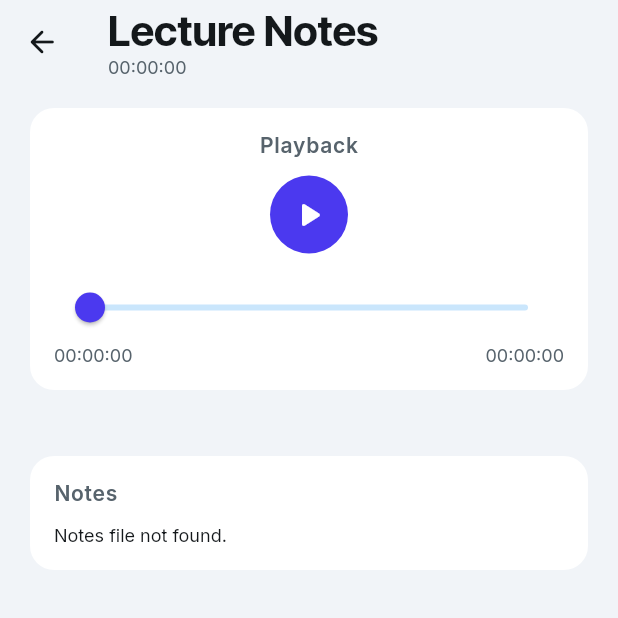
After one commit to madoldavid/Lectra, a Flutter app: the NotesDetailPageWidget screen opened by its route, after a tap on the "play arrow" icon, on a phone screen of 412 x 824 dp, the top half of it. The commit adds this screen. Run offline on Flutter 3.47's test engine with Material 3 defaults, Android fonts, the phone set to English and light mode, and no system bars; our stand-ins replace app_links, auto_size_text, cached_network_image, flutter_animate, font_awesome_flutter, from_css_color and 9 more; missing offline and left inert: json_path, record; accounts and stored records are empty; network calls fail; statements that could not run were skipped.

Commit message:
Add notes detail view with audio playback

```diff
--- a/lib/flutter_flow/nav/nav.dart
+++ b/lib/flutter_flow/nav/nav.dart
@@ -109,6 +109,18 @@ GoRouter createRouter(AppStateNotifier appStateNotifier) => GoRouter(
           name: NotesPageWidget.routeName,
           path: NotesPageWidget.routePath,
           builder: (context, params) => NotesPageWidget(),
+        ),
+        FFRoute(
+          name: NotesDetailPageWidget.routeName,
+          path: NotesDetailPageWidget.routePath,
+          builder: (context, params) => NotesDetailPageWidget(
+            audioPath: params.getParam('audioPath', ParamType.String, false),
+            notesPath: params.getParam('notesPath', ParamType.String, false),
+            title: params.getParam('title', ParamType.String, false),
+            createdAt: params.getParam('createdAt', ParamType.DateTime, false),
+            durationSeconds:
+                params.getParam('durationSeconds', ParamType.int, false),
+          ),
         ),
         FFRoute(
           name: NotificationPageWidget.routeName,
--- a/lib/index.dart
+++ b/lib/index.dart
@@ -3,5 +3,7 @@ export '/pages/home/home_widget.dart' show HomeWidget;
 export '/pages/setting_page/setting_page_widget.dart' show SettingPageWidget;
 export '/pages/sign_up_page/sign_up_page_widget.dart' show SignUpPageWidget;
 export '/notes_page/notes_page_widget.dart' show NotesPageWidget;
+export '/notes_detail_page/notes_detail_page_widget.dart'
+    show NotesDetailPageWidget;
 export '/notification_page/notification_page_widget.dart'
     show NotificationPageWidget;
--- /dev/null
+++ b/lib/notes_detail_page/notes_detail_page_model.dart
@@ -0,0 +1,11 @@
+import '/flutter_flow/flutter_flow_model.dart';
+import 'notes_detail_page_widget.dart' show NotesDetailPageWidget;
+import 'package:flutter/material.dart';
+
+class NotesDetailPageModel extends FlutterFlowModel<NotesDetailPageWidget> {
+  @override
+  void initState(BuildContext context) {}
+
+  @override
+  void dispose() {}
+}
--- /dev/null
+++ b/lib/notes_detail_page/notes_detail_page_widget.dart
@@ -0,0 +1,447 @@
+import '/flutter_flow/flutter_flow_icon_button.dart';
+import '/flutter_flow/flutter_flow_theme.dart';
+import '/flutter_flow/flutter_flow_util.dart';
+import 'dart:io';
+import '/index.dart';
+import 'package:flutter/material.dart';
+import 'package:google_fonts/google_fonts.dart';
+import 'package:just_audio/just_audio.dart';
+import 'package:provider/provider.dart';
+import 'notes_detail_page_model.dart';
+export 'notes_detail_page_model.dart';
+
+class NotesDetailPageWidget extends StatefulWidget {
+  const NotesDetailPageWidget({super.key, this.audioPath, this.notesPath, this.title, this.createdAt, this.durationSeconds});
+
+  static String routeName = 'NotesDetailPage';
+  static String routePath = '/notesDetailPage';
+
+  final String? audioPath;
+  final String? notesPath;
+  final String? title;
+  final DateTime? createdAt;
+  final int? durationSeconds;
+
+  @override
+  State<NotesDetailPageWidget> createState() => _NotesDetailPageWidgetState();
+}
+
+class _NotesDetailPageWidgetState extends State<NotesDetailPageWidget> {
+  late NotesDetailPageModel _model;
+
+  final scaffoldKey = GlobalKey<ScaffoldState>();
+  final AudioPlayer _player = AudioPlayer();
+  String _notesText = '';
+  bool _loadingNotes = true;
+  bool _loadingAudio = true;
+
+  @override
+  void initState() {
+    super.initState();
+    _model = createModel(context, () => NotesDetailPageModel());
+    _loadNotes();
+    _prepareAudio();
+  }
+
+  @override
+  void dispose() {
+    _player.dispose();
+    _model.dispose();
+
+    super.dispose();
+  }
+
+  Future<void> _loadNotes() async {
+    final path = widget.notesPath;
+    if (path == null || path.isEmpty) {
+      if (!mounted) {
+        return;
+      }
+      setState(() {
+        _notesText = 'Notes file not found.';
+        _loadingNotes = false;
+      });
+      return;
+    }
+
+    try {
+      final file = File(path);
+      final text = await file.readAsString();
+      if (!mounted) {
+        return;
+      }
+      setState(() {
+        _notesText = text;
+        _loadingNotes = false;
+      });
+    } catch (_) {
+      if (!mounted) {
+        return;
+      }
+      setState(() {
+        _notesText = 'Unable to load notes.';
+        _loadingNotes = false;
+      });
+    }
+  }
+
+  Future<void> _prepareAudio() async {
+    final path = widget.audioPath;
+    if (path == null || path.isEmpty) {
+      if (!mounted) {
+        return;
+      }
+      setState(() {
+        _loadingAudio = false;
+      });
+      return;
+    }
+    try {
+      await _player.setFilePath(path);
+    } catch (_) {}
+    if (!mounted) {
+      return;
+    }
+    setState(() {
+      _loadingAudio = false;
+    });
+  }
+
+  String _formatDuration(Duration duration) {
+    final minutes = duration.inMinutes.remainder(60).toString().padLeft(2, '0');
+    final seconds = duration.inSeconds.remainder(60).toString().padLeft(2, '0');
+    return '${duration.inHours.toString().padLeft(2, '0')}:$minutes:$seconds';
+  }
+
+  String _metaLine() {
+    final created = widget.createdAt;
+    final durationSeconds = widget.durationSeconds ?? 0;
+    final duration = Duration(seconds: durationSeconds);
+    if (created == null) {
+      return _formatDuration(duration);
+    }
+    return '${dateTimeFormat('relative', created)} • ${_formatDuration(duration)}';
+  }
+
+  @override
+  Widget build(BuildContext context) {
+    return GestureDetector(
+      onTap: () {
+        FocusScope.of(context).unfocus();
+        FocusManager.instance.primaryFocus?.unfocus();
+      },
+      child: Scaffold(
+        key: scaffoldKey,
+        backgroundColor: FlutterFlowTheme.of(context).primaryBackground,
+        appBar: AppBar(
+          backgroundColor: FlutterFlowTheme.of(context).primaryBackground,
+          automaticallyImplyLeading: false,
+          leading: FlutterFlowIconButton(
+            borderRadius: 20.0,
+            buttonSize: 40.0,
+            icon: Icon(
+              Icons.arrow_back_rounded,
+              color: FlutterFlowTheme.of(context).primaryText,
+              size: 24.0,
+            ),
+            onPressed: () async {
+              context.safePop();
+            },
+          ),
+          title: Column(
+            mainAxisSize: MainAxisSize.max,
+            crossAxisAlignment: CrossAxisAlignment.start,
+            children: [
+              Text(
+                widget.title ?? 'Lecture Notes',
+                style: FlutterFlowTheme.of(context).headlineMedium.override(
+                      font: GoogleFonts.interTight(
+                        fontWeight: FontWeight.bold,
+                        fontStyle: FlutterFlowTheme.of(context)
+                            .headlineMedium
+                            .fontStyle,
+                      ),
+                      letterSpacing: 0.0,
+                      fontWeight: FontWeight.bold,
+                      fontStyle:
+                          FlutterFlowTheme.of(context).headlineMedium.fontStyle,
+                    ),
+              ),
+              Text(
+                _metaLine(),
+                style: FlutterFlowTheme.of(context).bodySmall.override(
+                      font: GoogleFonts.inter(
+                        fontWeight:
+                            FlutterFlowTheme.of(context).bodySmall.fontWeight,
+                        fontStyle:
+                            FlutterFlowTheme.of(context).bodySmall.fontStyle,
+                      ),
+                      color: FlutterFlowTheme.of(context).secondaryText,
+                      letterSpacing: 0.0,
+                    ),
+              ),
+            ],
+          ),
+          centerTitle: false,
+          elevation: 0.0,
+        ),
+        body: SafeArea(
+          top: true,
+          child: SingleChildScrollView(
+            child: Padding(
+              padding: EdgeInsetsDirectional.fromSTEB(20.0, 16.0, 20.0, 24.0),
+              child: Column(
+                mainAxisSize: MainAxisSize.max,
+                crossAxisAlignment: CrossAxisAlignment.start,
+                children: [
+                  Container(
+                    width: double.infinity,
+                    decoration: BoxDecoration(
+                      color: FlutterFlowTheme.of(context).secondaryBackground,
+                      borderRadius: BorderRadius.circular(16.0),
+                    ),
+                    child: Padding(
+                      padding: EdgeInsets.all(16.0),
+                      child: Column(
+                        mainAxisSize: MainAxisSize.max,
+                        children: [
+                          Text(
+                            'Playback',
+                            style: FlutterFlowTheme.of(context)
+                                .labelMedium
+                                .override(
+                                  font: GoogleFonts.inter(
+                                    fontWeight: FontWeight.w600,
+                                    fontStyle: FlutterFlowTheme.of(context)
+                                        .labelMedium
+                                        .fontStyle,
+                                  ),
+                                  letterSpacing: 0.5,
+                                  fontWeight: FontWeight.w600,
+                                  fontStyle: FlutterFlowTheme.of(context)
+                                      .labelMedium
+                                      .fontStyle,
+                                ),
+                          ),
+                          SizedBox(height: 12.0),
+                          if (_loadingAudio)
+                            Text(
+                              'Preparing audio...',
+                              style: FlutterFlowTheme.of(context)
+                                  .bodySmall
+                                  .override(
+                                    font: GoogleFonts.inter(
+                                      fontWeight: FlutterFlowTheme.of(context)
+                                          .bodySmall
+                                          .fontWeight,
+                                      fontStyle: FlutterFlowTheme.of(context)
+                                          .bodySmall
+                                          .fontStyle,
+                                    ),
+                                    color: FlutterFlowTheme.of(context)
+                                        .secondaryText,
+                                  ),
+                            )
+                          else
+                            StreamBuilder<PlayerState>(
+                              stream: _player.playerStateStream,
+                              builder: (context, snapshot) {
+                                final isPlaying = snapshot.data?.playing ?? false;
+                                return Row(
+                                  mainAxisAlignment: MainAxisAlignment.center,
+                                  children: [
+                                    FlutterFlowIconButton(
+                                      borderRadius: 30.0,
+                                      buttonSize: 52.0,
+                                      fillColor:
+                                          FlutterFlowTheme.of(context).primary,
+                                      icon: Icon(
+                                        isPlaying
+                                            ? Icons.pause_rounded
+                                            : Icons.play_arrow_rounded,
+                                        color:
+                                            FlutterFlowTheme.of(context).info,
+                                        size: 28.0,
+                                      ),
+                                      onPressed: () async {
+                                        if (isPlaying) {
+                                          await _player.pause();
+                                        } else {
+                                          await _player.play();
+                                        }
+                                      },
+                                    ),
+                                  ],
+                                );
+                              },
+                            ),
+                          SizedBox(height: 12.0),
+                          StreamBuilder<Duration?>(
+                            stream: _player.durationStream,
+                            builder: (context, snapshot) {
+                              final duration = snapshot.data ?? Duration.zero;
+                              return StreamBuilder<Duration>(
+                                stream: _player.positionStream,
+                                builder: (context, positionSnapshot) {
+                                  final position =
+                                      positionSnapshot.data ?? Duration.zero;
+                                  final maxSeconds = duration.inSeconds == 0
+                                      ? 1
+                                      : duration.inSeconds;
+                                  final currentSeconds = position.inSeconds;
+                                  return Column(
+                                    children: [
+                                      Slider(
+                                        value: currentSeconds
+                                            .clamp(0, maxSeconds)
+                                            .toDouble(),
+                                        min: 0,
+                                        max: maxSeconds.toDouble(),
+                                        activeColor:
+                                            FlutterFlowTheme.of(context).primary,
+                                        onChanged: (value) async {
+                                          await _player.seek(
+                                            Duration(seconds: value.toInt()),
+                                          );
+                                        },
+                                      ),
+                                      Row(
+                                        mainAxisAlignment:
+                                            MainAxisAlignment.spaceBetween,
+                                        children: [
+                                          Text(
+                                            _formatDuration(position),
+                                            style: FlutterFlowTheme.of(context)
+                                                .bodySmall
+                                                .override(
+                                                  font: GoogleFonts.inter(
+                                                    fontWeight:
+                                                        FlutterFlowTheme.of(
+                                                                context)
+                                                            .bodySmall
+                                                            .fontWeight,
+                                                    fontStyle:
+                                                        FlutterFlowTheme.of(
+                                                                context)
+                                                            .bodySmall
+                                                            .fontStyle,
+                                                  ),
+                                                  color:
+                                                      FlutterFlowTheme.of(context)
+                                                          .secondaryText,
+                                                ),
+                                          ),
+                                          Text(
+                                            _formatDuration(duration),
+                                            style: FlutterFlowTheme.of(context)
+                                                .bodySmall
+                                                .override(
+                                                  font: GoogleFonts.inter(
+                                                    fontWeight:
+                                                        FlutterFlowTheme.of(
+                                                                context)
+                                                            .bodySmall
+                                                            .fontWeight,
+                                                    fontStyle:
+                                                        FlutterFlowTheme.of(
+                                                                context)
+                                                            .bodySmall
+                                                            .fontStyle,
+                                                  ),
+                                                  color:
+                                                      FlutterFlowTheme.of(context)
+                                                          .secondaryText,
+                                                ),
+                                          ),
+                                        ],
+                                      ),
+                                    ],
+                                  );
+                                },
+                              );
+                            },
+                          ),
+                        ],
+                      ),
+                    ),
+                  ),
+                  SizedBox(height: 20.0),
+                  Container(
+                    width: double.infinity,
+                    decoration: BoxDecoration(
+                      color: FlutterFlowTheme.of(context).secondaryBackground,
+                      borderRadius: BorderRadius.circular(16.0),
+                    ),
+                    child: Padding(
+                      padding: EdgeInsets.all(16.0),
+                      child: Column(
+                        crossAxisAlignment: CrossAxisAlignment.start,
+                        children: [
+                          Text(
+                            'Notes',
+                            style: FlutterFlowTheme.of(context)
+                                .labelMedium
+                                .override(
+                                  font: GoogleFonts.inter(
+                                    fontWeight: FontWeight.w600,
+                                    fontStyle: FlutterFlowTheme.of(context)
+                                        .labelMedium
+                                        .fontStyle,
+                                  ),
+                                  letterSpacing: 0.5,
+                                  fontWeight: FontWeight.w600,
+                                  fontStyle: FlutterFlowTheme.of(context)
+                                      .labelMedium
+                                      .fontStyle,
+                                ),
+                          ),
+                          SizedBox(height: 12.0),
+                          if (_loadingNotes)
+                            Text(
+                              'Loading notes...',
+                              style: FlutterFlowTheme.of(context)
+                                  .bodySmall
+                                  .override(
+                                    font: GoogleFonts.inter(
+                                      fontWeight: FlutterFlowTheme.of(context)
+                                          .bodySmall
+                                          .fontWeight,
+                                      fontStyle: FlutterFlowTheme.of(context)
+                                          .bodySmall
+                                          .fontStyle,
+                                    ),
+                                    color: FlutterFlowTheme.of(context)
+                                        .secondaryText,
+                                  ),
+                            )
+                          else
+                            Text(
+                              _notesText,
+                              style: FlutterFlowTheme.of(context)
+                                  .bodyMedium
+                                  .override(
+                                    font: GoogleFonts.inter(
+                                      fontWeight: FlutterFlowTheme.of(context)
+                                          .bodyMedium
+                                          .fontWeight,
+                                      fontStyle: FlutterFlowTheme.of(context)
+                                          .bodyMedium
+                                          .fontStyle,
+                                    ),
+                                    letterSpacing: 0.0,
+                                    height: 1.5,
+                                  ),
+                            ),
+                        ],
+                      ),
+                    ),
+                  ),
+                ].divide(SizedBox(height: 12.0)),
+              ),
+            ),
+          ),
+        ),
+      ),
+    );
+  }
+}
--- a/lib/notes_page/notes_page_widget.dart
+++ b/lib/notes_page/notes_page_widget.dart
@@ -63,9 +63,29 @@ class _NotesPageWidgetState extends State<NotesPageWidget> {
     return '${duration.inHours.toString().padLeft(2, '0')}:$minutes:$seconds';
   }
 
+  void _openRecording(RecordingEntry entry) {
+    context.pushNamed(
+      NotesDetailPageWidget.routeName,
+      queryParameters: {
+        'audioPath': serializeParam(entry.audioPath, ParamType.String),
+        'notesPath': serializeParam(entry.notesPath, ParamType.String),
+        'title': serializeParam(entry.title, ParamType.String),
+        'createdAt': serializeParam(entry.createdAt, ParamType.DateTime),
+        'durationSeconds':
+            serializeParam(entry.duration.inSeconds, ParamType.int),
+      }.withoutNulls,
+    );
+  }
+
   Widget _buildLectureCard(RecordingEntry entry) {
     return Padding(
       padding: EdgeInsets.all(16.0),
+      child: InkWell(
+        splashColor: Colors.transparent,
+        focusColor: Colors.transparent,
+        hoverColor: Colors.transparent,
+        highlightColor: Colors.transparent,
+        onTap: () => _openRecording(entry),
         child: Container(
           width: double.infinity,
           decoration: BoxDecoration(
@@ -143,6 +163,7 @@ class _NotesPageWidgetState extends State<NotesPageWidget> {
                   size: 20.0,
                 ),
               ].divide(SizedBox(width: 12.0)),
+            ),
           ),
         ),
       ),
--- a/lib/pages/home/home_widget.dart
+++ b/lib/pages/home/home_widget.dart
@@ -233,9 +233,29 @@ class _HomeWidgetState extends State<HomeWidget> {
     });
   }
 
+  void _openRecording(RecordingEntry entry) {
+    context.pushNamed(
+      NotesDetailPageWidget.routeName,
+      queryParameters: {
+        'audioPath': serializeParam(entry.audioPath, ParamType.String),
+        'notesPath': serializeParam(entry.notesPath, ParamType.String),
+        'title': serializeParam(entry.title, ParamType.String),
+        'createdAt': serializeParam(entry.createdAt, ParamType.DateTime),
+        'durationSeconds':
+            serializeParam(entry.duration.inSeconds, ParamType.int),
+      }.withoutNulls,
+    );
+  }
+
   Widget _buildLectureCard(RecordingEntry entry) {
     return Padding(
       padding: EdgeInsets.all(16.0),
+      child: InkWell(
+        splashColor: Colors.transparent,
+        focusColor: Colors.transparent,
+        hoverColor: Colors.transparent,
+        highlightColor: Colors.transparent,
+        onTap: () => _openRecording(entry),
         child: Container(
           width: double.infinity,
           decoration: BoxDecoration(
@@ -319,6 +339,7 @@ class _HomeWidgetState extends State<HomeWidget> {
                   size: 20.0,
                 ),
               ].divide(SizedBox(width: 12.0)),
+            ),
           ),
         ),
       ),
--- a/pubspec.yaml
+++ b/pubspec.yaml
@@ -45,6 +45,7 @@ dependencies:
   hive: 2.2.3
   intl: 0.20.2
   json_path: 0.7.2
+  just_audio: 0.9.46
   page_transition: 2.1.0
   path_provider: 2.1.4
   path_provider_android: 2.2.10
```
Also changed, not shown: pubspec.lock. Lines whose indentation alone changed are shown as unchanged.
